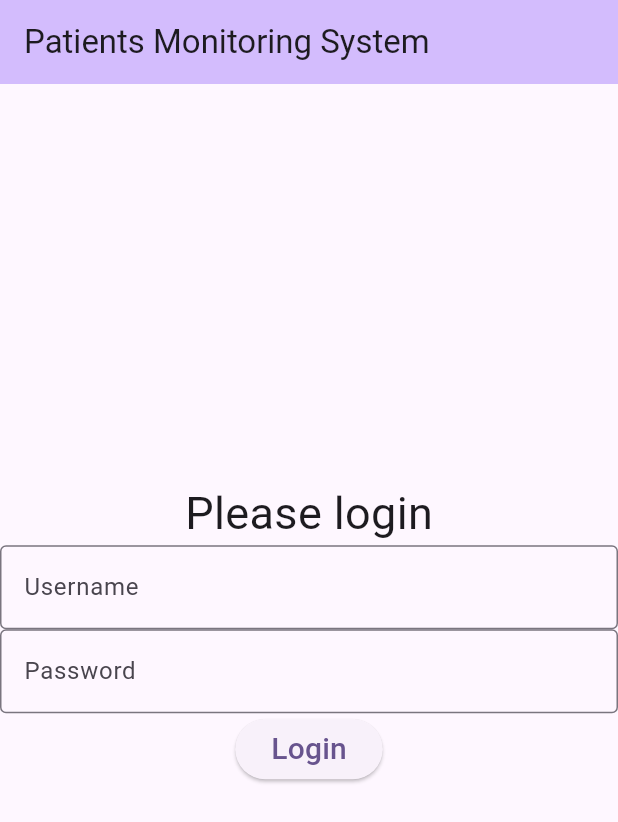
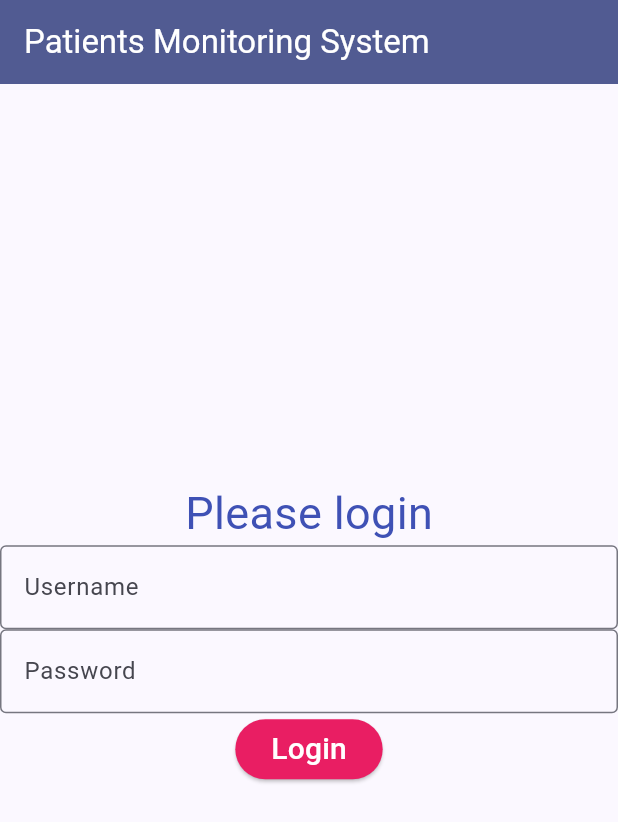
Before and after one commit to AbelChanYukTo/PMS_Mobile, a Flutter app: the screen it shows after launch, on a phone screen of 412 x 824 dp. Shown: the top 822 px of the screen. Run offline on Flutter 3.47's test engine with Material 3 defaults, Android fonts, the phone set to English and light mode, and no system bars.

Commit message:
Color changes

```diff
--- a/pms_app/lib/main.dart
+++ b/pms_app/lib/main.dart
@@ -20,7 +20,7 @@ class MyApp extends StatelessWidget {
       // This is the theme of your application.
       theme: ThemeData(
         // Set the color of the app bar to purple
-        colorScheme: ColorScheme.fromSeed(seedColor: Colors.deepPurple),
+        colorScheme: ColorScheme.fromSeed(seedColor: Colors.indigo),
       ),
       // Set the home page of the app
       home: const MyHomePage(title: 'Patients Monitoring System'),
@@ -63,10 +63,10 @@ String error_message="";
       // Set the app bar of the page
       appBar: AppBar(
         // Set the background color of the app bar to the color defined in the colorScheme
-        backgroundColor: Theme.of(context).colorScheme.inversePrimary,
+        backgroundColor: Theme.of(context).colorScheme.primary,
         // Use the title passed to the widget to set the title of the app bar
         // The variable widget refers to its associated MyHomePage widget
-        title: Text(widget.title),
+        title: Text(widget.title, style:TextStyle(color:Colors.white)),
       ),
       // Set the body of the page
       body: Center(
@@ -88,7 +88,7 @@ String error_message="";
           // horizontal).
           mainAxisAlignment: MainAxisAlignment.center,
           children: <Widget>[
-            const Text('Please login',style: TextStyle(fontSize: 30),),
+            const Text('Please login',style: TextStyle(fontSize: 30, color:Colors.indigo)),
 
             // Text Boxes for entering username and password
             TextFormField(decoration: const InputDecoration(
@@ -154,7 +154,8 @@ String error_message="";
                 }
             },
             // Set the text shown on the button
-              child: const Text('Login',style: TextStyle(fontSize: 20))
+              child: const Text('Login',style: TextStyle(fontSize: 20,color:Colors.white)),
+              style: ButtonStyle(backgroundColor:WidgetStatePropertyAll<Color>(Colors.pink))
             ),
             // The widget for showing the error message
             Text("${error_message}",style: TextStyle(fontSize: 25,color: Colors.red))
```
Also changed, not shown: pms_app/lib/patient.dart (+26 -18 lines), pms_app/lib/patients.dart (+10 -9 lines).
